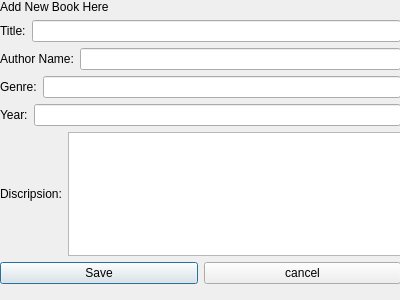
First picture: the form in CS106_QT_APP/UI_files/newbook.ui, repository jazman43/CS106_QT6_APP, before the edit.
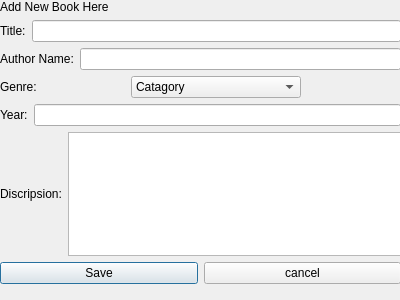
Second picture: the form after the edit.

```diff
--- a/CS106_QT_APP/UI_files/newbook.ui
+++ b/CS106_QT_APP/UI_files/newbook.ui
@@ -68,7 +68,35 @@
        </widget>
       </item>
       <item>
-       <widget class="QLineEdit" name="lineEdit_genre"/>
+       <widget class="QComboBox" name="comboBox_Genere">
+        <property name="minimumSize">
+         <size>
+          <width>170</width>
+          <height>0</height>
+         </size>
+        </property>
+        <item>
+         <property name="text">
+          <string>Catagory</string>
+         </property>
+        </item>
+       </widget>
+      </item>
+      <item>
+       <spacer name="horizontalSpacer">
+        <property name="orientation">
+         <enum>Qt::Horizontal</enum>
+        </property>
+        <property name="sizeType">
+         <enum>QSizePolicy::Maximum</enum>
+        </property>
+        <property name="sizeHint" stdset="0">
+         <size>
+          <width>100</width>
+          <height>20</height>
+         </size>
+        </property>
+       </spacer>
       </item>
      </layout>
     </item>
```
